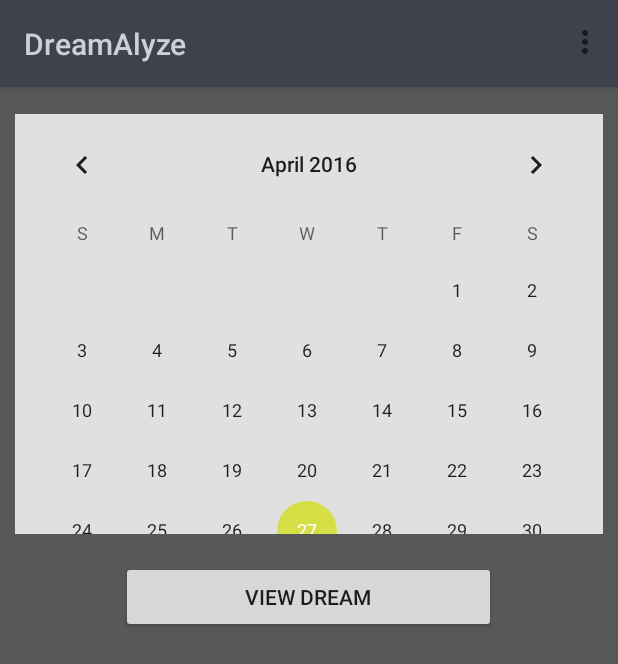
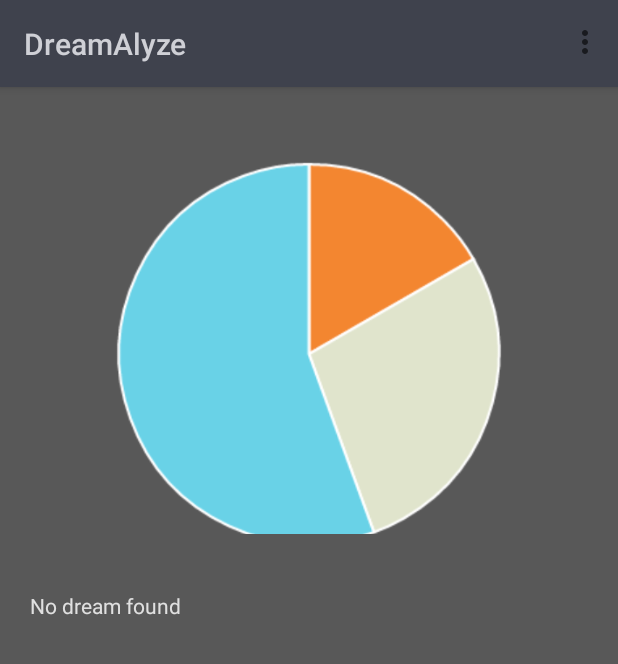
Before and after one commit to xianskel/DreamAlyze, an Android app: the SelectDateActivity screen opened directly, with no data from a screen before it, after a tap on "VIEW DREAM", on a phone screen of 412 x 824 dp. Shown: the top 664 px of the screen. Run offline under Robolectric (Android 15) with nearby library versions, the phone set to English and light mode, and no system bars.

Commit message:
Updated app with redirect after dream submit

```diff
--- a/app/src/main/java/com/example/xianskel/dreamalyze/DateDreamActivity.java
+++ b/app/src/main/java/com/example/xianskel/dreamalyze/DateDreamActivity.java
@@ -7,6 +7,7 @@ import android.os.Bundle;
 import android.view.Menu;
 import android.view.MenuItem;
 import android.support.v7.widget.Toolbar;
+import android.widget.TextView;
 import android.widget.Toast;
 
 import java.util.Date;
@@ -14,6 +15,7 @@ import java.util.Date;
 public class DateDreamActivity extends AppCompatActivity {
 
     private Toolbar toolbar;
+    private String dreamText;
 
     @Override
     protected void onCreate(Bundle savedInstanceState) {
@@ -22,6 +24,17 @@ public class DateDreamActivity extends AppCompatActivity {
 
         toolbar = (Toolbar) findViewById(R.id.tool_bar);
         setSupportActionBar(toolbar);
+
+        Bundle b = getIntent().getExtras();
+        String date = b.getString("date");
+        System.out.println(date);
+
+        Context context = getApplicationContext();
+        dreamText = Dream.getDreamByDate(date, context);
+
+        TextView dreamTextView = (TextView)findViewById(R.id.dream_text);
+
+        dreamTextView.setText(dreamText);
     }
 
     @Override
--- a/app/src/main/java/com/example/xianskel/dreamalyze/RecordDreamActivity.java
+++ b/app/src/main/java/com/example/xianskel/dreamalyze/RecordDreamActivity.java
@@ -58,6 +58,12 @@ public class RecordDreamActivity extends AppCompatActivity {
                         System.out.println("Dream:" + dream);
                         System.out.println(formattedDate);
 
+                        // Start NewActivity.class
+                        Intent myIntent = new Intent(RecordDreamActivity.this,
+                                DateDreamActivity.class);
+                        myIntent.putExtra("date", formattedDate);
+                        startActivity(myIntent);
+
 
                     }
                     catch(Exception e){
--- a/app/src/main/java/com/example/xianskel/dreamalyze/SelectDateActivity.java
+++ b/app/src/main/java/com/example/xianskel/dreamalyze/SelectDateActivity.java
@@ -23,7 +23,8 @@ public class SelectDateActivity extends AppCompatActivity {
     private Calendar c = Calendar.getInstance();
     private int selectedYear = c.get(Calendar.YEAR);
     private String selectedMonth = "0"+(c.get(Calendar.MONTH)+1);
-    private int selectedDay = c.get(Calendar.DATE);;
+    private int selectedDay = c.get(Calendar.DATE);
+    private String date = selectedDay+"/"+selectedMonth+"/"+selectedYear;
 
 
     @Override
@@ -52,13 +53,13 @@ public class SelectDateActivity extends AppCompatActivity {
 
         select_date_button.setOnClickListener(new View.OnClickListener() {
             public void onClick(View arg0) {
-                Toast.makeText(getApplicationContext(),
-                        selectedDay + "/" + selectedMonth + "/" + selectedYear, Toast.LENGTH_LONG).show();
-                System.out.println("test");
-                Context context = getApplicationContext();
-                System.out.println(selectedDay+"/"+selectedMonth+"/"+selectedYear);
-                System.out.println(Dream.getDreamByDate(selectedDay + "/" + selectedMonth + "/" + selectedYear, context));
+                date = selectedDay+"/"+selectedMonth+"/"+selectedYear;
 
+                // Start NewActivity.class
+                Intent myIntent = new Intent(SelectDateActivity.this,
+                        DateDreamActivity.class);
+                myIntent.putExtra("date", date);
+                startActivity(myIntent);
             }
         });
     }
--- a/app/src/main/res/layout/date_dream_info.xml
+++ b/app/src/main/res/layout/date_dream_info.xml
@@ -42,9 +42,8 @@
         <TextView
             android:layout_width="match_parent"
             android:layout_height="match_parent"
-            android:text="Text from the dream goes here"
             android:padding="10dp"
-            android:id="@+id/dreamText"
+            android:id="@+id/dream_text"
             android:textColor="#E0E0E0"/>
     </LinearLayout>
 
```
Also changed, not shown: app/src/main/java/com/example/xianskel/dreamalyze/Dream.java (+1 -18 lines).
